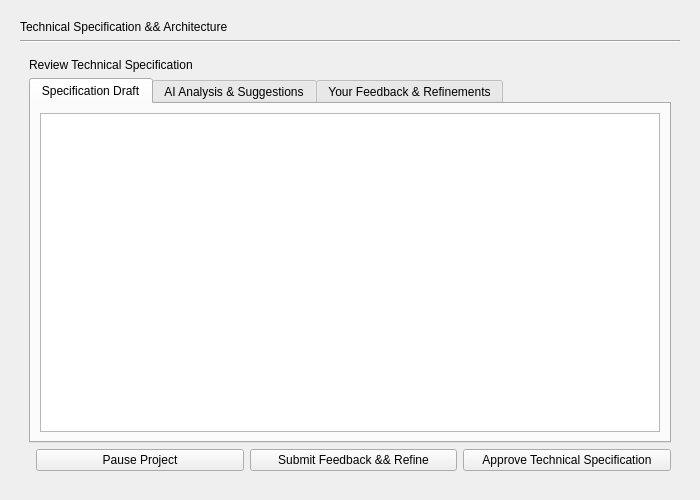
mariolewis/asdf_factory, file gui/tech_spec_page.ui: the form before one commit.
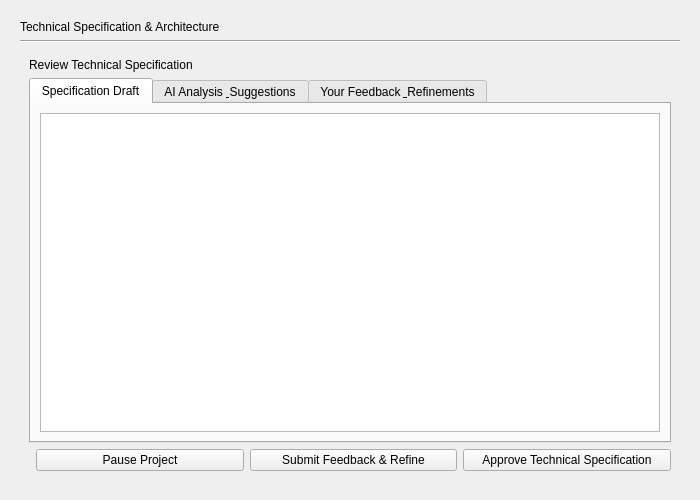
The form after the commit. The open tabs and pages were chosen to show the change.

Patch:
```diff
--- a/gui/tech_spec_page.ui
+++ b/gui/tech_spec_page.ui
@@ -29,7 +29,7 @@
    <item>
     <widget class="QLabel" name="headerLabel">
      <property name="text">
-      <string>Technical Specification &amp;&amp; Architecture</string>
+      <string>Technical Specification &amp; Architecture</string>
      </property>
     </widget>
    </item>
@@ -196,7 +196,7 @@
          </widget>
          <widget class="QWidget" name="aiAnalysisTab">
           <attribute name="title">
-           <string>AI Analysis &amp;&amp; Suggestions</string>
+           <string>AI Analysis &amp; Suggestions</string>
           </attribute>
           <layout class="QVBoxLayout" name="verticalLayout_8">
            <item>
@@ -210,7 +210,7 @@
          </widget>
          <widget class="QWidget" name="feedbackTab">
           <attribute name="title">
-           <string>Your Feedback &amp;&amp; Refinements</string>
+           <string>Your Feedback &amp; Refinements</string>
           </attribute>
           <layout class="QVBoxLayout" name="verticalLayout_10">
            <item>
@@ -249,7 +249,7 @@
         <item>
         <widget class="QPushButton" name="refineButton">
         <property name="text">
-            <string>Submit Feedback &amp;&amp;&amp;&amp; Refine</string>
+            <string>Submit Feedback &amp;&amp; Refine</string>
         </property>
         </widget>
         </item>
```
